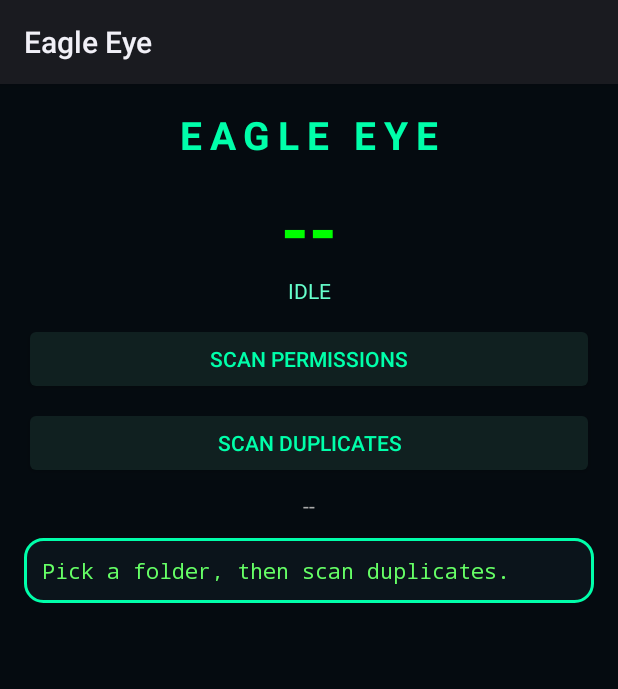
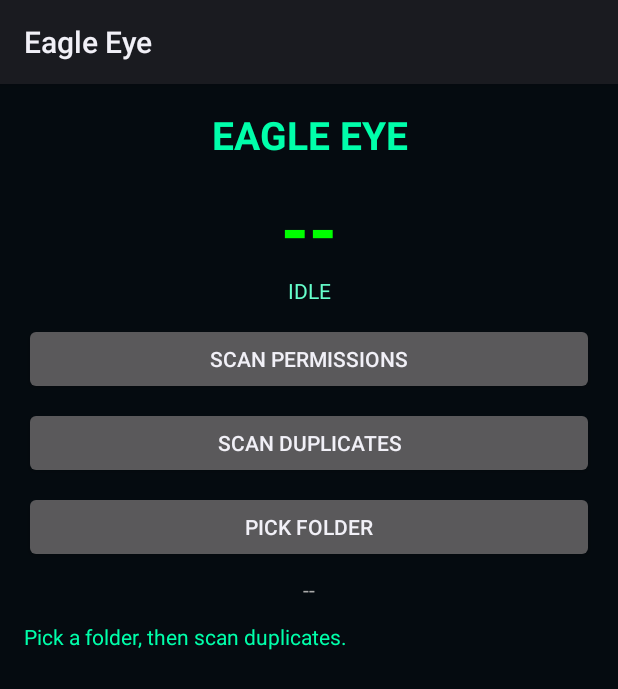
Before and after one commit to eagle-eyev0/Eagle-eye, an Android app: the screen it shows after launch (MainActivity), on a phone screen of 412 x 824 dp. Shown: the top 689 px of the screen. Run offline under Robolectric (Android 15) with nearby library versions, the phone set to English and light mode, and no system bars.

Commit message:
Wire folder picker, fix buttons, update UI and manifest

```diff
--- a/app/build.gradle
+++ b/app/build.gradle
@@ -28,5 +28,7 @@ android {
 }
 
 dependencies {
-    // no dependencies yet (pure minimal app)
+    implementation 'androidx.appcompat:appcompat:1.7.0'
+    implementation 'com.google.android.material:material:1.12.0'
+    implementation 'androidx.constraintlayout:constraintlayout:2.1.4'
 }
--- a/app/src/main/AndroidManifest.xml
+++ b/app/src/main/AndroidManifest.xml
@@ -1,5 +1,9 @@
 <?xml version="1.0" encoding="utf-8"?>
 <manifest xmlns:android="http://schemas.android.com/apk/res/android">
+
+<uses-permission
+    android:name="android.permission.READ_EXTERNAL_STORAGE"
+    android:maxSdkVersion="32" />
 
     <application
         android:label="Eagle Eye"
--- a/app/src/main/java/com/eagleeye/app/MainActivity.java
+++ b/app/src/main/java/com/eagleeye/app/MainActivity.java
@@ -23,6 +23,17 @@ public class MainActivity extends Activity {
     protected void onCreate(Bundle savedInstanceState) {
         super.onCreate(savedInstanceState);
         setContentView(R.layout.activity_main);
+
+// Bind TextViews
+txtRiskScore = findViewById(R.id.txtRiskScore);
+txtMicStatus = findViewById(R.id.txtMicStatus);
+txtDupCount = findViewById(R.id.txtDupCount);
+txtRiskListHint = findViewById(R.id.txtRiskListHint);
+
+// Bind Buttons
+btnScanPerms = findViewById(R.id.btnScanPerms);
+btnScanDup = findViewById(R.id.btnScanDup);
+btnPickFolder = findViewById(R.id.btnPickFolder);
 
         // UI refs
         txtRiskScore = findViewById(R.id.txtRiskScore);
--- a/app/src/main/res/layout/activity_main.xml
+++ b/app/src/main/res/layout/activity_main.xml
@@ -10,7 +10,6 @@
         android:orientation="vertical"
         android:padding="16dp">
 
-        <!-- TITLE -->
         <TextView
             android:layout_width="match_parent"
             android:layout_height="wrap_content"
@@ -18,10 +17,8 @@
             android:textSize="26sp"
             android:textStyle="bold"
             android:textColor="#00FFAA"
-            android:gravity="center"
-            android:letterSpacing="0.2" />
+            android:gravity="center" />
 
-        <!-- RISK SCORE -->
         <TextView
             android:id="@+id/txtRiskScore"
             android:layout_width="match_parent"
@@ -42,25 +39,26 @@
             android:gravity="center"
             android:paddingBottom="12dp" />
 
-        <!-- ACTION BUTTONS -->
         <Button
             android:id="@+id/btnScanPerms"
             android:layout_width="match_parent"
             android:layout_height="wrap_content"
-            android:text="SCAN PERMISSIONS"
-            android:textColor="#00FFAA"
-            android:backgroundTint="#102020" />
+            android:text="SCAN PERMISSIONS" />
 
         <Button
             android:id="@+id/btnScanDup"
             android:layout_width="match_parent"
             android:layout_height="wrap_content"
             android:text="SCAN DUPLICATES"
-            android:textColor="#00FFAA"
-            android:backgroundTint="#102020"
             android:layout_marginTop="8dp" />
 
-        <!-- DUPLICATE COUNT -->
+<Button
+    android:id="@+id/btnPickFolder"
+    android:layout_width="match_parent"
+    android:layout_height="wrap_content"
+    android:text="PICK FOLDER"
+    android:layout_marginTop="8dp" />
+
         <TextView
             android:id="@+id/txtDupCount"
             android:layout_width="match_parent"
@@ -70,18 +68,13 @@
             android:gravity="center"
             android:paddingTop="8dp" />
 
-        <!-- LOG / HUD PANEL -->
         <TextView
             android:id="@+id/txtRiskListHint"
             android:layout_width="match_parent"
             android:layout_height="wrap_content"
-            android:text="Awaiting scan…"
-            android:textColor="#66FF66"
-            android:textSize="14sp"
-            android:paddingTop="12dp"
-            android:layout_marginTop="12dp"
-            android:fontFamily="monospace"
-            android:background="@drawable/panel" />
+            android:text="Ready"
+            android:textColor="#00FFAA"
+            android:paddingTop="12dp" />
 
     </LinearLayout>
 </ScrollView>
```
